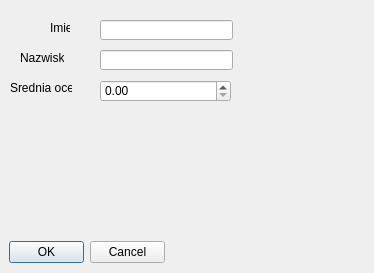
Old version of the form dodaj_dialog.ui in the repository IPP-Projekt/Uczelnia_z_bibloteka_klas.
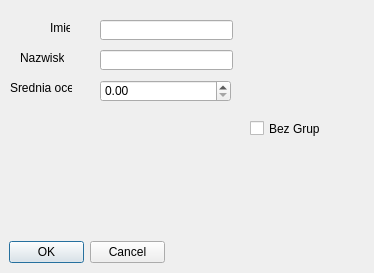
New version of the form.

Commit message: Dodanie obslugi tabeli grupy

What changed in the file:
```diff
--- a/dodaj_dialog.ui
+++ b/dodaj_dialog.ui
@@ -104,6 +104,19 @@
     <double>0.500000000000000</double>
    </property>
   </widget>
+  <widget class="QCheckBox" name="checkBoxGrupa">
+   <property name="geometry">
+    <rect>
+     <x>250</x>
+     <y>120</y>
+     <width>70</width>
+     <height>17</height>
+    </rect>
+   </property>
+   <property name="text">
+    <string>Bez Grupy</string>
+   </property>
+  </widget>
  </widget>
  <resources/>
  <connections>
```
The commit also changes 10 other files.
